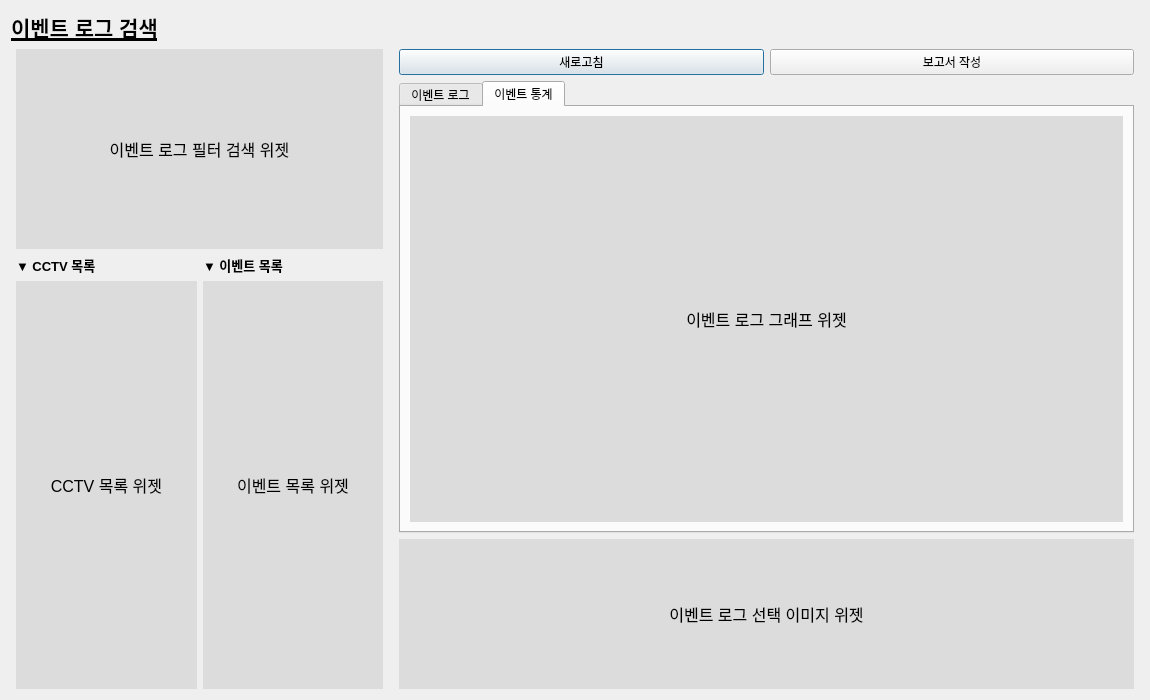
Old version of the form ui/ai_event_log_search_dialog.ui in the repository yangyang1598/rist-ai-cctv-2026-jhyang.
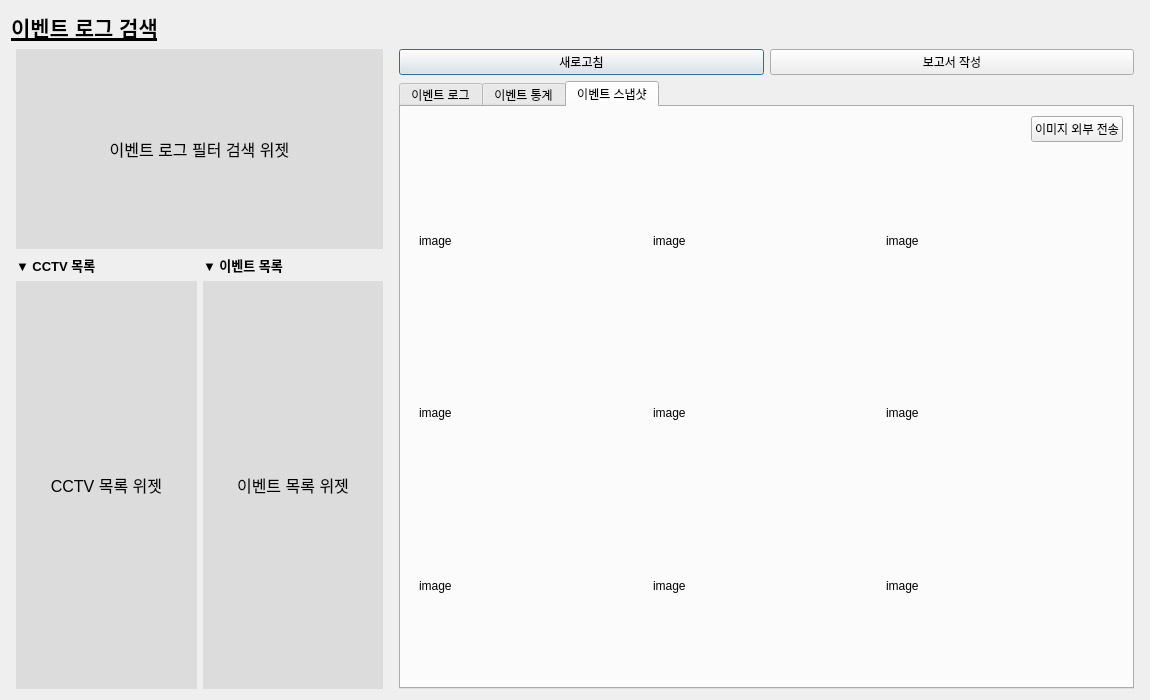
New version of the form.

Patch:
```diff
--- a/ui/ai_event_log_search_dialog.ui
+++ b/ui/ai_event_log_search_dialog.ui
@@ -145,7 +145,7 @@
       </layout>
      </item>
      <item>
-      <layout class="QVBoxLayout" name="layout_event_log" stretch="0,3,1">
+      <layout class="QVBoxLayout" name="layout_event_log" stretch="0,0">
        <property name="leftMargin">
         <number>5</number>
        </property>
@@ -176,7 +176,7 @@
        <item>
         <widget class="QTabWidget" name="tab_widget_event_log">
          <property name="currentIndex">
-          <number>1</number>
+          <number>2</number>
          </property>
          <widget class="QWidget" name="tab">
           <attribute name="title">
@@ -212,6 +212,36 @@
                </property>
               </widget>
              </item>
+             <item>
+              <widget class="QLabel" name="label_ai_event_log_selected_image_widget">
+               <property name="sizePolicy">
+                <sizepolicy hsizetype="Fixed" vsizetype="Fixed">
+                 <horstretch>0</horstretch>
+                 <verstretch>0</verstretch>
+                </sizepolicy>
+               </property>
+               <property name="maximumSize">
+                <size>
+                 <width>713</width>
+                 <height>120</height>
+                </size>
+               </property>
+               <property name="font">
+                <font>
+                 <pointsize>12</pointsize>
+                </font>
+               </property>
+               <property name="styleSheet">
+                <string notr="true">background-color: rgb(220, 220, 220);</string>
+               </property>
+               <property name="text">
+                <string>이벤트 로그 선택 이미지 위젯</string>
+               </property>
+               <property name="alignment">
+                <set>Qt::AlignmentFlag::AlignCenter</set>
+               </property>
+              </widget>
+             </item>
             </layout>
            </item>
           </layout>
@@ -245,24 +275,114 @@
            </item>
           </layout>
          </widget>
-        </widget>
-       </item>
-       <item>
-        <widget class="QLabel" name="label_ai_event_log_selected_image_widget">
-         <property name="font">
-          <font>
-           <pointsize>12</pointsize>
-          </font>
-         </property>
-         <property name="styleSheet">
-          <string notr="true">background-color: rgb(220, 220, 220);</string>
-         </property>
-         <property name="text">
-          <string>이벤트 로그 선택 이미지 위젯</string>
-         </property>
-         <property name="alignment">
-          <set>Qt::AlignmentFlag::AlignCenter</set>
-         </property>
+         <widget class="QWidget" name="tab_3">
+          <attribute name="title">
+           <string>이벤트 스냅샷</string>
+          </attribute>
+          <layout class="QGridLayout" name="gridLayout_2">
+           <item row="0" column="1">
+            <layout class="QVBoxLayout" name="verticalLayout_2" stretch="0,10">
+             <item>
+              <layout class="QHBoxLayout" name="horizontalLayout_3">
+               <item>
+                <spacer name="horizontalSpacer">
+                 <property name="orientation">
+                  <enum>Qt::Orientation::Horizontal</enum>
+                 </property>
+                 <property name="sizeHint" stdset="0">
+                  <size>
+                   <width>40</width>
+                   <height>20</height>
+                  </size>
+                 </property>
+                </spacer>
+               </item>
+               <item>
+                <widget class="QPushButton" name="button_external_image_transfer">
+                 <property name="text">
+                  <string>이미지 외부 전송</string>
+                 </property>
+                </widget>
+               </item>
+              </layout>
+             </item>
+             <item>
+              <widget class="QWidget" name="widget" native="true">
+               <layout class="QGridLayout" name="gridLayout_3">
+                <item row="0" column="0">
+                 <layout class="QGridLayout" name="gridLayout">
+                  <item row="0" column="2">
+                   <widget class="QLabel" name="label_3">
+                    <property name="text">
+                     <string>image</string>
+                    </property>
+                   </widget>
+                  </item>
+                  <item row="1" column="2">
+                   <widget class="QLabel" name="label_6">
+                    <property name="text">
+                     <string>image</string>
+                    </property>
+                   </widget>
+                  </item>
+                  <item row="1" column="1">
+                   <widget class="QLabel" name="label_5">
+                    <property name="text">
+                     <string>image</string>
+                    </property>
+                   </widget>
+                  </item>
+                  <item row="0" column="1">
+                   <widget class="QLabel" name="label_2">
+                    <property name="text">
+                     <string>image</string>
+                    </property>
+                   </widget>
+                  </item>
+                  <item row="0" column="0">
+                   <widget class="QLabel" name="label">
+                    <property name="text">
+                     <string>image</string>
+                    </property>
+                   </widget>
+                  </item>
+                  <item row="1" column="0">
+                   <widget class="QLabel" name="label_4">
+                    <property name="text">
+                     <string>image</string>
+                    </property>
+                   </widget>
+                  </item>
+                  <item row="2" column="0">
+                   <widget class="QLabel" name="label_7">
+                    <property name="text">
+                     <string>image</string>
+                    </property>
+                   </widget>
+                  </item>
+                  <item row="2" column="1">
+                   <widget class="QLabel" name="label_8">
+                    <property name="text">
+                     <string>image</string>
+                    </property>
+                   </widget>
+                  </item>
+                  <item row="2" column="2">
+                   <widget class="QLabel" name="label_9">
+                    <property name="text">
+                     <string>image</string>
+                    </property>
+                   </widget>
+                  </item>
+                 </layout>
+                </item>
+               </layout>
+              </widget>
+             </item>
+            </layout>
+           </item>
+          </layout>
+         </widget>
         </widget>
        </item>
       </layout>
```
